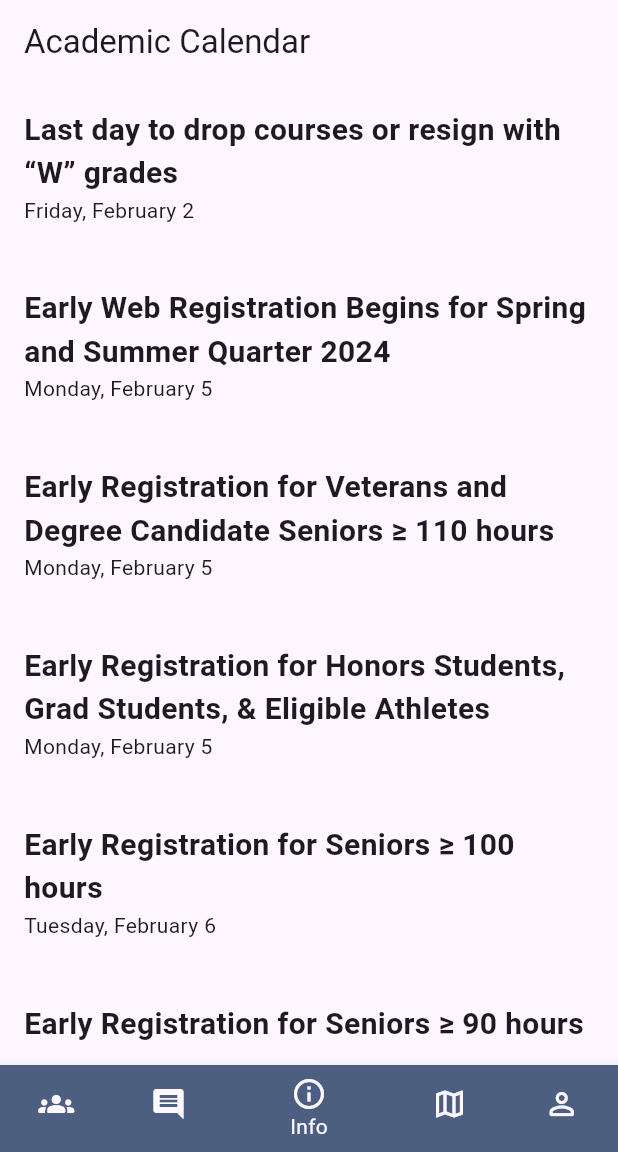
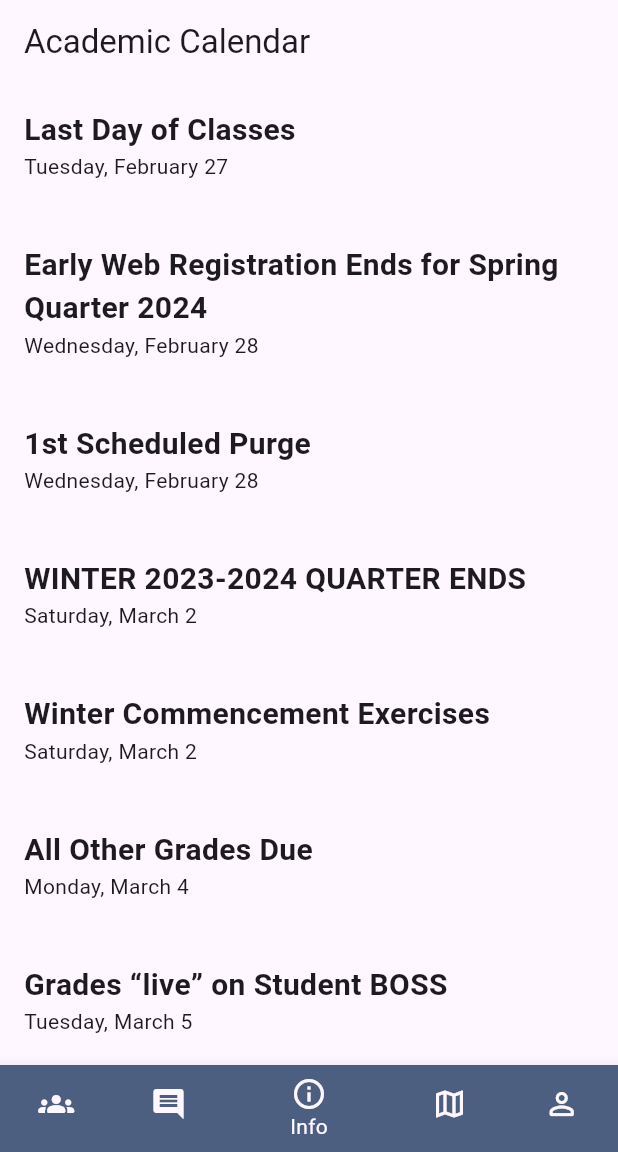
Before and after one commit to lawsonpeters12/Tech-Connect, a Flutter app: the screen it shows after launch, on a phone screen of 412 x 824 dp, the part 84-1236 px from its top. Run offline on Flutter 3.47's test engine with Material 3 defaults, Android fonts, the phone set to English and light mode, and no system bars; our stand-ins replace cloud_firestore, firebase_auth, firebase_core, firebase_storage, geolocator, google_maps_flutter and 2 more; accounts and stored records are empty.

Commit message:
calendar updates

```diff
--- a/tech_connect/lib/pages/home_page.dart
+++ b/tech_connect/lib/pages/home_page.dart
@@ -12,25 +12,25 @@ class HomePage extends StatefulWidget {
 }
 
 class _HomePageState extends State<HomePage> {
-  String event1 = 'Last day to drop courses or resign with “W” grades';
-  String event2 = 'Early Web Registration Begins for Spring and Summer Quarter 2024';
-  String event3 = 'Early Registration for Veterans and Degree Candidate Seniors ≥ 110 hours';
-  String event4 = 'Early Registration for Honors Students, Grad Students, & Eligible Athletes';
-  String event5 = 'Early Registration for Seniors ≥ 100 hours';
-  String event6 = 'Early Registration for Seniors ≥ 90 hours';
-  String event7 = 'Early Registration for Juniors ≥ 80 hours';
-  String event8 = 'Early Registration for Juniors ≥ 71 hours';
-  String event9 = 'Early Registration for Juniors ≥ 60 hours';
+  String event1 = 'Last Day of Classes';
+  String event2 = 'Early Web Registration Ends for Spring Quarter 2024';
+  String event3 = '1st Scheduled Purge';
+  String event4 = 'WINTER 2023-2024 QUARTER ENDS';
+  String event5 = 'Winter Commencement Exercises';
+  String event6 = 'All Other Grades Due';
+  String event7 = 'Grades “live” on Student BOSS';
+  String event8 = 'SPRING QUARTER 2024 BEGINS';
+  String event9 = 'Placement Exams';
 
-  String eventInfo1 = 'Friday, February 2';
-  String eventInfo2 = 'Monday, February 5';
-  String eventInfo3 = 'Monday, February 5';
-  String eventInfo4 = 'Monday, February 5';
-  String eventInfo5 = 'Tuesday, February 6';
-  String eventInfo6 = 'Tuesday, February 6';
-  String eventInfo7 = 'Wednesday, February 7';
-  String eventInfo8 = 'Wednesday, February 7';
-  String eventInfo9 = 'Thursday, February 8';
+  String eventInfo1 = 'Tuesday, February 27';
+  String eventInfo2 = 'Wednesday, February 28';
+  String eventInfo3 = 'Wednesday, February 28';
+  String eventInfo4 = 'Saturday, March 2';
+  String eventInfo5 = 'Saturday, March 2';
+  String eventInfo6 = 'Monday, March 4';
+  String eventInfo7 = 'Tuesday, March 5';
+  String eventInfo8 = 'Tuesday, March 12';
+  String eventInfo9 = 'Tuesday, March 12';
 
   bool isLoading = false;
 
@@ -110,7 +110,7 @@ class _HomePageState extends State<HomePage> {
   @override
   Widget build(BuildContext context) {
     return Scaffold(
-      backgroundColor: Color.fromRGBO(198, 218, 231, 100),
+      backgroundColor: Color.fromRGBO(77, 95, 128, 100),
       appBar: AppBar(
         backgroundColor: Color.fromRGBO(198, 218, 231, 100),
         title: Text('Home Page'),
```
